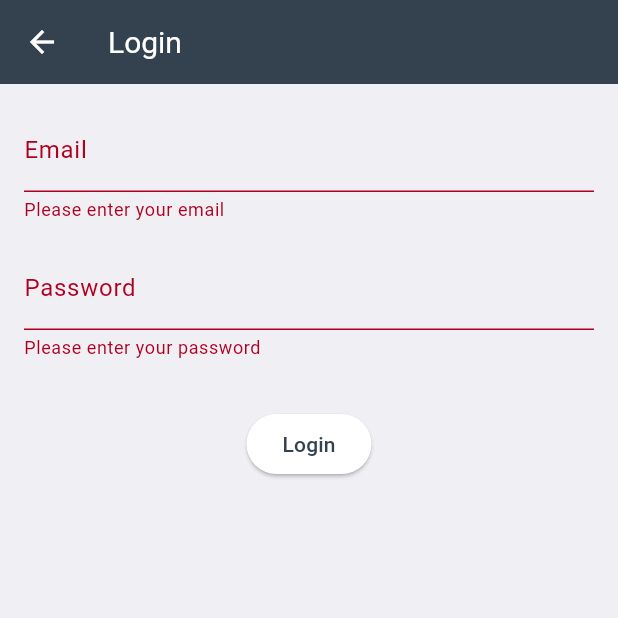
After one commit to banghuazhao/swiftcomp-flutter, a Flutter app: the NewLoginPage screen opened directly, after a tap on "Login", on a phone screen of 412 x 824 dp, the top half of it. The commit adds this screen. Run offline on Flutter 3.47's test engine with Material 3 defaults, Android fonts, the light colour scheme and no system bars; our stand-ins replace auto_size_text, device_info, fl_chart, flutter_dotenv, flutter_markdown, flutter_progress_hud and 6 more; missing offline and left inert: amplify_auth_cognito, amplify_flutter, app_tracking_transparency, composite_calculator, flutter_math_fork, launch_review and 2 more; accounts and stored records are empty.

Commit message:
Add new login feature flag (#27)

```diff
--- /dev/null
+++ b/lib/presentation/more/NewLogin/new_login.dart
@@ -0,0 +1,85 @@
+import 'package:flutter/material.dart';
+import 'package:provider/provider.dart';
+
+class NewLoginPage extends StatefulWidget {
+  const NewLoginPage({Key? key}) : super(key: key);
+
+  @override
+  State<NewLoginPage> createState() => _LoginPageState();
+}
+
+class _LoginPageState extends State<NewLoginPage> {
+  final _formKey = GlobalKey<FormState>();
+  String email = '';
+  String password = '';
+  bool isLoading = false;
+
+  void _login() async {
+    if (_formKey.currentState!.validate()) {
+      setState(() => isLoading = true);
+      // final authService = context.read<AuthService>();
+      try {
+        final success = true;
+
+        if (success) {
+          // Navigate to the home page
+          Navigator.pop(context, "Log in Success");
+        }
+      } catch (e) {
+        // Show error message
+        ScaffoldMessenger.of(context).showSnackBar(
+          SnackBar(content: Text(e.toString())),
+        );
+      } finally {
+        setState(() => isLoading = false);
+      }
+    }
+  }
+
+  @override
+  Widget build(BuildContext context) {
+    return Scaffold(
+        appBar: AppBar(title: Text('Login')),
+        body: SingleChildScrollView(
+          padding: EdgeInsets.all(16.0),
+          child: Form(
+              key: _formKey,
+              child: Column(
+                children: [
+                  // Email Field
+                  TextFormField(
+                    decoration: InputDecoration(labelText: 'Email'),
+                    onChanged: (value) => email = value.trim(),
+                    validator: (value) {
+                      if (value == null || value.isEmpty)
+                        return 'Please enter your email';
+                      if (!RegExp(r'^[^@]+@[^@]+\.[^@]+')
+                          .hasMatch(value)) return 'Enter a valid email';
+                      return null;
+                    },
+                  ),
+                  SizedBox(height: 16.0),
+                  // Password Field
+                  TextFormField(
+                    decoration: InputDecoration(labelText: 'Password'),
+                    obscureText: true,
+                    onChanged: (value) => password = value.trim(),
+                    validator: (value) {
+                      if (value == null || value.isEmpty)
+                        return 'Please enter your password';
+                      if (value.length < 6)
+                        return 'Password must be at least 6 characters';
+                      return null;
+                    },
+                  ),
+                  SizedBox(height: 32.0),
+                  // Login Button
+                  isLoading
+                      ? CircularProgressIndicator()
+                      : ElevatedButton(
+                      onPressed: _login, child: Text('Login')),
+                ],
+              )),
+        ));
+  }
+}
--- a/lib/presentation/more/feature_flag_provider.dart
+++ b/lib/presentation/more/feature_flag_provider.dart
@@ -4,6 +4,7 @@ import 'package:shared_preferences/shared_preferences.dart';
 class FeatureFlagProvider extends ChangeNotifier {
   Map<String, bool> _featureFlags = {
     'Chat': false,
+    'NewLogin': false,
   };
 
   FeatureFlagProvider() {
--- a/lib/presentation/more/more_page.dart
+++ b/lib/presentation/more/more_page.dart
@@ -7,13 +7,16 @@ import 'package:flutter_progress_hud/flutter_progress_hud.dart';
 import 'package:fluttertoast/fluttertoast.dart';
 import 'package:launch_review/launch_review.dart';
 import 'package:package_info_plus/package_info_plus.dart';
+import 'package:provider/provider.dart';
 import 'package:share/share.dart';
 import 'package:swiftcomp/generated/l10n.dart';
 import 'package:swiftcomp/presentation/more/login/login_page.dart';
 import 'package:swiftcomp/presentation/more/tool_setting_page.dart';
 import 'package:url_launcher/url_launcher_string.dart';
 
+import 'NewLogin/new_login.dart';
 import 'feature_flag_page.dart';
+import 'feature_flag_provider.dart';
 
 class MorePage extends StatefulWidget {
   const MorePage({Key? key}) : super(key: key);
@@ -59,6 +62,9 @@ class _MorePageState extends State<MorePage>
   @override
   Widget build(BuildContext context) {
     super.build(context);
+    return Consumer<FeatureFlagProvider>(
+        builder: (context, featureFlagProvider, _) {
+      bool isNewLoginEnabled = featureFlagProvider.getFeatureFlag('NewLogin');
       return Scaffold(
           appBar: AppBar(
             title: const Text("More"),
@@ -67,6 +73,22 @@ class _MorePageState extends State<MorePage>
               child: Builder(
                   builder: (context) => ListView(
                         children: [
+                          if (isNewLoginEnabled)
+                            MoreRow(
+                                title: "New Login",
+                                leadingIcon: Icons.person_rounded,
+                                onTap: () async {
+                                  String received = await Navigator.push(
+                                      context,
+                                      MaterialPageRoute(
+                                          builder: (context) =>
+                                          const NewLoginPage()));
+                                  if (received == "Log in Success") {
+                                    setState(() {
+                                      isSignedIn = true;
+                                    });
+                                  }
+                                }),
                           isSignedIn
                               ? MoreRow(
                                   title: "Logout",
@@ -164,7 +186,8 @@ class _MorePageState extends State<MorePage>
                                 systemVersion =
                                     androidInfo.version.sdkInt.toString();
                               } else if (Platform.isIOS) {
-                              IosDeviceInfo iosInfo = await deviceInfo.iosInfo;
+                                IosDeviceInfo iosInfo =
+                                    await deviceInfo.iosInfo;
                                 device = iosInfo.model;
                                 systemVersion = iosInfo.systemVersion;
                               } else {
@@ -172,7 +195,8 @@ class _MorePageState extends State<MorePage>
                                 systemVersion = "";
                               }
 
-                            var packageInfo = await PackageInfo.fromPlatform();
+                              var packageInfo =
+                                  await PackageInfo.fromPlatform();
 
                               String appName = packageInfo.appName;
                               String version = packageInfo.version;
@@ -206,7 +230,8 @@ class _MorePageState extends State<MorePage>
                             leadingIcon: Icons.share_rounded,
                             onTap: () async {
                               final Size size = MediaQuery.of(context).size;
-                            var packageInfo = await PackageInfo.fromPlatform();
+                              var packageInfo =
+                                  await PackageInfo.fromPlatform();
                               String appName = packageInfo.appName;
                               if (Platform.isIOS) {
                                 Share.share(
@@ -242,8 +267,8 @@ class _MorePageState extends State<MorePage>
                                             },
                                             child: Text(
                                               'No',
-                                            style:
-                                                TextStyle(color: Colors.black),
+                                              style: TextStyle(
+                                                  color: Colors.black),
                                             ),
                                           ),
                                           TextButton(
@@ -261,9 +286,11 @@ class _MorePageState extends State<MorePage>
                                                         "The account is deleted successfully",
                                                     toastLength:
                                                         Toast.LENGTH_SHORT,
-                                                  gravity: ToastGravity.CENTER,
+                                                    gravity:
+                                                        ToastGravity.CENTER,
                                                     timeInSecForIosWeb: 2,
-                                                  backgroundColor: Colors.black,
+                                                    backgroundColor:
+                                                        Colors.black,
                                                     textColor: Colors.white,
                                                     fontSize: 16.0);
                                                 setState(() {
@@ -272,12 +299,15 @@ class _MorePageState extends State<MorePage>
                                               } on Exception catch (e) {
                                                 progress?.dismiss();
                                                 Fluttertoast.showToast(
-                                                  msg: "Delete account failed",
+                                                    msg:
+                                                        "Delete account failed",
                                                     toastLength:
                                                         Toast.LENGTH_SHORT,
-                                                  gravity: ToastGravity.CENTER,
+                                                    gravity:
+                                                        ToastGravity.CENTER,
                                                     timeInSecForIosWeb: 2,
-                                                  backgroundColor: Colors.black,
+                                                    backgroundColor:
+                                                        Colors.black,
                                                     textColor: Colors.white,
                                                     fontSize: 16.0);
                                                 print(
@@ -286,7 +316,8 @@ class _MorePageState extends State<MorePage>
                                             },
                                             child: Text(
                                               'Yes',
-                                            style: TextStyle(color: Colors.red),
+                                              style:
+                                                  TextStyle(color: Colors.red),
                                             ),
                                           ),
                                         ],
@@ -305,6 +336,7 @@ class _MorePageState extends State<MorePage>
                           ),
                         ],
                       ))));
+    });
   }
 
   void _handleTap() {
--- a/pubspec.yaml
+++ b/pubspec.yaml
@@ -47,6 +47,7 @@ dependencies:
   flutter_markdown: ^0.7.3+2
   get_it: ^8.0.0
   flutter_dotenv: ^5.0.2
+  flutter_secure_storage: ^9.2.2
 
   amplify_flutter: ^1.8.0
   amplify_auth_cognito: ^1.8.0
```
Also changed, not shown: pubspec.lock, 1 other file. Lines whose indentation alone changed are shown as unchanged.
